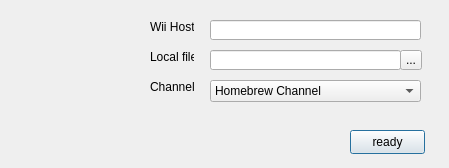
dev-0x7C6/qwiiload, file c++/forms/mainform.ui: the form before one commit.
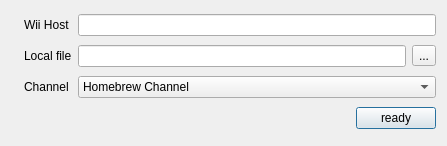
The form after the commit. Icons and pictures are not drawn.

Diff of the .ui file:
```diff
--- a/c++/forms/mainform.ui
+++ b/c++/forms/mainform.ui
@@ -5,22 +5,22 @@
    <rect>
     <x>0</x>
     <y>0</y>
-    <width>449</width>
-    <height>168</height>
+    <width>447</width>
+    <height>146</height>
    </rect>
   </property>
+  <property name="sizePolicy" >
+   <sizepolicy vsizetype="Preferred" hsizetype="Preferred" >
+    <horstretch>0</horstretch>
+    <verstretch>0</verstretch>
+   </sizepolicy>
+  </property>
   <property name="windowTitle" >
    <string>WiiTCPLoad GUI 0.01</string>
   </property>
+  <layout class="QGridLayout" >
+   <item rowspan="4" row="0" column="0" >
   <widget class="QLabel" name="label" >
-   <property name="geometry" >
-    <rect>
-     <x>10</x>
-     <y>10</y>
-     <width>150</width>
-     <height>150</height>
-    </rect>
-   </property>
    <property name="text" >
     <string/>
    </property>
@@ -28,100 +28,43 @@
     <pixmap resource="../resource.qrc" >:/new/prefix1/krfb.png</pixmap>
    </property>
   </widget>
-  <widget class="QLineEdit" name="wiiHostName" >
-   <property name="geometry" >
-    <rect>
-     <x>210</x>
-     <y>20</y>
-     <width>211</width>
-     <height>20</height>
-    </rect>
-   </property>
-  </widget>
-  <widget class="QLineEdit" name="localFile" >
-   <property name="geometry" >
-    <rect>
-     <x>210</x>
-     <y>50</y>
-     <width>191</width>
-     <height>20</height>
-    </rect>
-   </property>
-  </widget>
-  <widget class="QToolButton" name="openFile" >
-   <property name="geometry" >
-    <rect>
-     <x>400</x>
-     <y>50</y>
-     <width>22</width>
-     <height>20</height>
-    </rect>
-   </property>
-   <property name="text" >
-    <string>...</string>
-   </property>
-  </widget>
+   </item>
+   <item row="0" column="1" >
   <widget class="QLabel" name="label_2" >
-   <property name="geometry" >
-    <rect>
-     <x>150</x>
-     <y>20</y>
-     <width>44</width>
-     <height>14</height>
-    </rect>
-   </property>
    <property name="text" >
     <string>Wii Host</string>
    </property>
   </widget>
+   </item>
+   <item row="0" column="2" colspan="2" >
+    <widget class="QLineEdit" name="wiiHostName" />
+   </item>
+   <item row="1" column="1" >
   <widget class="QLabel" name="label_3" >
-   <property name="geometry" >
-    <rect>
-     <x>150</x>
-     <y>50</y>
-     <width>44</width>
-     <height>14</height>
-    </rect>
-   </property>
    <property name="text" >
     <string>Local file</string>
    </property>
   </widget>
+   </item>
+   <item row="1" column="2" >
+    <widget class="QLineEdit" name="localFile" />
+   </item>
+   <item row="1" column="3" >
+    <widget class="QToolButton" name="openFile" >
+     <property name="text" >
+      <string>...</string>
+     </property>
+    </widget>
+   </item>
+   <item row="2" column="1" >
   <widget class="QLabel" name="label_4" >
-   <property name="geometry" >
-    <rect>
-     <x>150</x>
-     <y>80</y>
-     <width>44</width>
-     <height>14</height>
-    </rect>
-   </property>
    <property name="text" >
     <string>Channel</string>
    </property>
   </widget>
-  <widget class="QPushButton" name="readyButton" >
-   <property name="geometry" >
-    <rect>
-     <x>350</x>
-     <y>130</y>
-     <width>75</width>
-     <height>24</height>
-    </rect>
-   </property>
-   <property name="text" >
-    <string>ready</string>
-   </property>
-  </widget>
+   </item>
+   <item row="2" column="2" colspan="2" >
   <widget class="QComboBox" name="channelSelect" >
-   <property name="geometry" >
-    <rect>
-     <x>210</x>
-     <y>80</y>
-     <width>211</width>
-     <height>22</height>
-    </rect>
-   </property>
    <item>
     <property name="text" >
      <string>Homebrew Channel</string>
@@ -133,6 +76,38 @@
     </property>
    </item>
   </widget>
+   </item>
+   <item row="3" column="2" colspan="2" >
+    <layout class="QHBoxLayout" >
+     <item>
+      <spacer>
+       <property name="orientation" >
+        <enum>Qt::Horizontal</enum>
+       </property>
+       <property name="sizeHint" >
+        <size>
+         <width>40</width>
+         <height>20</height>
+        </size>
+       </property>
+      </spacer>
+     </item>
+     <item>
+      <widget class="QPushButton" name="readyButton" >
+       <property name="sizePolicy" >
+        <sizepolicy vsizetype="Fixed" hsizetype="Fixed" >
+         <horstretch>0</horstretch>
+         <verstretch>0</verstretch>
+        </sizepolicy>
+       </property>
+       <property name="text" >
+        <string>ready</string>
+       </property>
+      </widget>
+     </item>
+    </layout>
+   </item>
+  </layout>
  </widget>
  <resources>
   <include location="../resource.qrc" />
```
Lines whose indentation alone changed are shown as unchanged.
